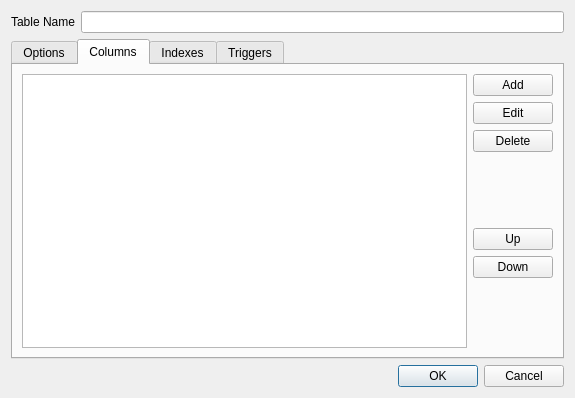
Above: src/ui/tabledialog.ui from apavelm/qsqldesigner before the change. Below: the same form after it.
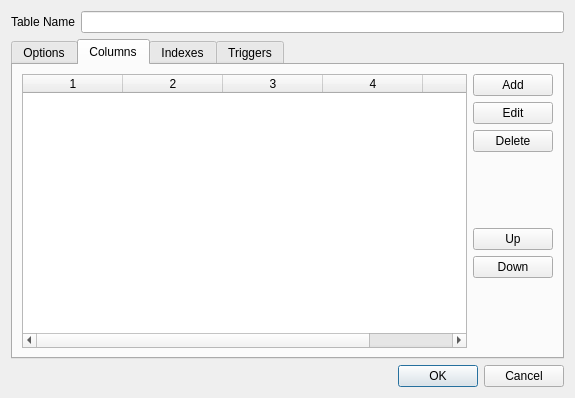
That is the form after the change.

Commit message: moved to use DataType as pointer. one step to fully implement dialogs (table and column). some fixes.

```diff
--- a/src/ui/tabledialog.ui
+++ b/src/ui/tabledialog.ui
@@ -51,13 +51,59 @@
          <item row="0" column="0">
           <layout class="QHBoxLayout" name="horizontalLayout">
            <item>
-            <widget class="QListWidget" name="columnsTable">
-             <property name="alternatingRowColors">
-              <bool>true</bool>
+            <widget class="QTableWidget" name="columnsTable">
+             <property name="editTriggers">
+              <set>QAbstractItemView::NoEditTriggers</set>
+             </property>
+             <property name="tabKeyNavigation">
+              <bool>false</bool>
+             </property>
+             <property name="showDropIndicator" stdset="0">
+              <bool>false</bool>
+             </property>
+             <property name="selectionMode">
+              <enum>QAbstractItemView::SingleSelection</enum>
              </property>
              <property name="selectionBehavior">
               <enum>QAbstractItemView::SelectRows</enum>
              </property>
+             <property name="wordWrap">
+              <bool>false</bool>
+             </property>
+             <property name="cornerButtonEnabled">
+              <bool>false</bool>
+             </property>
+             <attribute name="verticalHeaderVisible">
+              <bool>false</bool>
+             </attribute>
+             <attribute name="verticalHeaderDefaultSectionSize">
+              <number>17</number>
+             </attribute>
+             <column>
+              <property name="text">
+               <string notr="true">1</string>
+              </property>
+             </column>
+             <column>
+              <property name="text">
+               <string notr="true">2</string>
+              </property>
+             </column>
+             <column>
+              <property name="text">
+               <string notr="true">3</string>
+              </property>
+             </column>
+             <column>
+              <property name="text">
+               <string notr="true">4</string>
+              </property>
+             </column>
+             <column>
+              <property name="text">
+               <string notr="true">5</string>
+              </property>
+             </column>
             </widget>
            </item>
            <item>
```
The commit also changes 28 other files.
